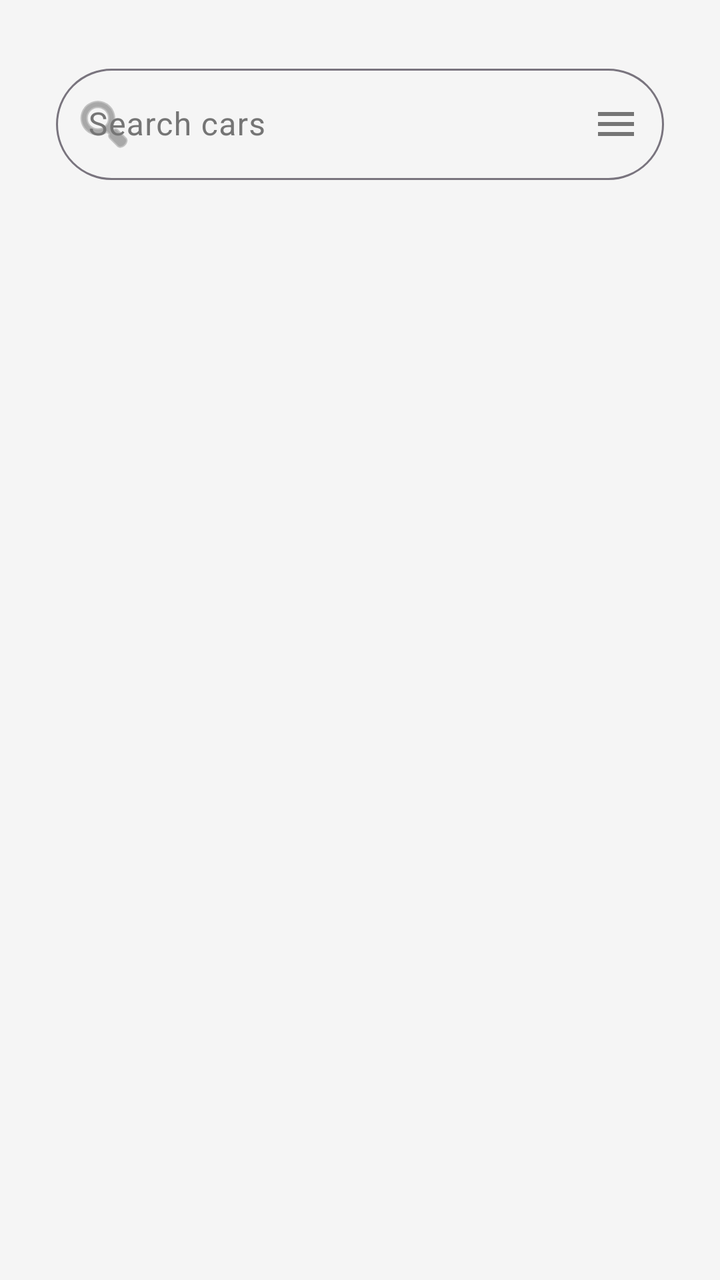
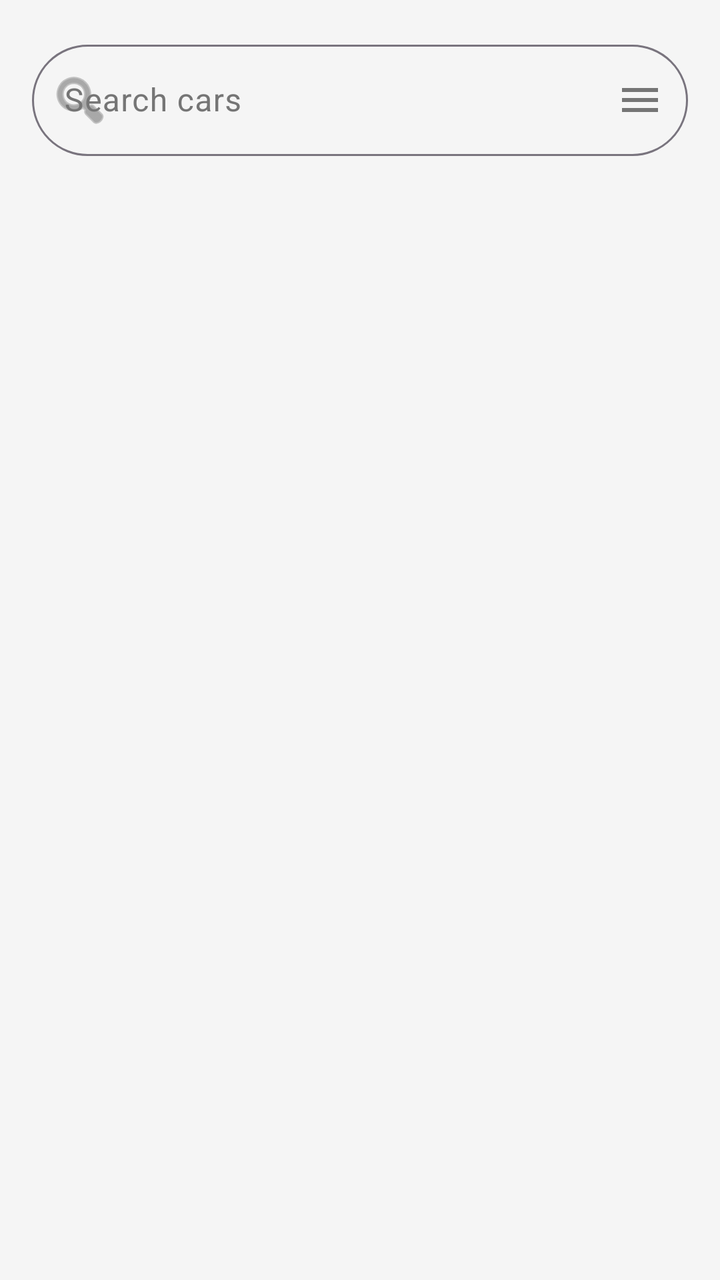

The first picture is an Android layout as it rendered before a commit; the second is the same layout after the commit. The layout source and the unified diff follow.
<!-- AndroidManifest.xml: application theme Theme.SkyCapitalCarRentalApplication -->
<!-- res/layout/fragment_home.xml -->
<?xml version="1.0" encoding="utf-8"?>
<LinearLayout
    xmlns:android="http://schemas.android.com/apk/res/android"
    xmlns:app="http://schemas.android.com/apk/res-auto"
    xmlns:tools="http://schemas.android.com/tools"
    android:orientation="vertical"
    android:layout_width="match_parent"
    android:layout_height="match_parent"
    android:background="@color/light_grey"
    tools:context=".ui.HomeFragment">

    <com.google.android.material.textfield.TextInputLayout
        android:id="@+id/searchLayout"
        android:layout_width="match_parent"
        android:layout_height="wrap_content"
        style="@style/Widget.Material3.AutoCompleteTextView.OutlinedBox"
        android:layout_marginStart="12dp"
        android:layout_marginTop="12dp"
        android:layout_marginEnd="12dp"
        android:layout_marginBottom="4dp"
        android:hint="@string/hint_search_cars"
        app:boxCornerRadiusBottomEnd="28dp"
        app:boxCornerRadiusBottomStart="28dp"
        app:boxCornerRadiusTopEnd="28dp"
        app:boxCornerRadiusTopStart="28dp"
        app:endIconContentDescription="Search"
        app:endIconDrawable="@drawable/baseline_menu_24"
        app:endIconMode="custom"
        app:startIconContentDescription="Sort and Filter Cars"
        app:startIconDrawable="@android:drawable/ic_menu_search">

        <com.google.android.material.textfield.TextInputEditText
            android:id="@+id/searchInput"
            android:layout_width="match_parent"
            android:layout_height="wrap_content"
            android:imeOptions="actionSearch"
            android:inputType="text"
            android:maxLines="1"
            android:lines="1"/>
    </com.google.android.material.textfield.TextInputLayout>

    <androidx.recyclerview.widget.RecyclerView
        android:id="@+id/carsRecyclerView"
        android:layout_width="match_parent"
        android:layout_height="0dp"
        android:layout_weight="1"
        android:paddingTop="16dp"
        android:paddingBottom="12dp"
        android:clipToPadding="false"
        android:contentDescription="@string/desc_cars_for_rent_list"/>
</LinearLayout>
<!-- resources referenced by this layout -->
<resources>
  <color name="light_grey">#F5F5F5</color>
  <!-- drawable baseline_menu_24 (drawable) -->
  <vector xmlns:android="http://schemas.android.com/apk/res/android" android:height="24dp" android:tint="#000000" android:viewportHeight="24" android:viewportWidth="24" android:width="24dp">
        
      <path android:fillColor="@android:color/white" android:pathData="M3,18h18v-2L3,16v2zM3,13h18v-2L3,11v2zM3,6v2h18L21,6L3,6z"/>
      
  </vector>
  <string name="desc_cars_for_rent_list">List of cards showing cars for rent</string>
  <string name="hint_search_cars">Search cars</string>
  <style name="Theme.SkyCapitalCarRentalApplication" parent="Base.Theme.SkyCapitalCarRentalApplication" />
  <style name="Base.Theme.SkyCapitalCarRentalApplication" parent="Theme.Material3.Light.NoActionBar">
  
          
          <item name="colorPrimary">@color/md_primary</item>
          <item name="colorOnPrimary">@color/md_on_primary</item>
          <item name="colorPrimaryContainer">@color/md_primary_container</item>
          <item name="colorOnPrimaryContainer">@color/md_on_primary_container</item>
  
          
          <item name="colorSecondaryContainer">@color/md_secondary_container</item>
          <item name="colorOnSecondaryContainer">@color/md_on_secondary_container</item>
  
          
          <item name="colorSurface">@color/md_surface</item>
          <item name="colorOnSurface">@color/text_primary</item>
          <item name="colorOnSurfaceVariant">@color/text_secondary</item>
  
          
          <item name="colorError">@color/md_error</item>
  
          
          <item name="bottomSheetDialogTheme">@style/CustomBottomSheetDialogTheme</item>
  
          
          <item name="android:statusBarColor">@color/md_surface</item>
          <item name="android:windowLightStatusBar">true</item>
      </style>
  <color name="md_primary">#6750A4</color>
  <color name="md_on_primary">#FFFFFF</color>
  <color name="md_primary_container">#EADDFF</color>
  <color name="md_on_primary_container">#21005D</color>
  <color name="md_secondary_container">#E8DEF8</color>
  <color name="md_on_secondary_container">#1D192B</color>
  <color name="md_surface">#FEF7FF</color>
  <color name="text_primary">#212121</color>
  <color name="text_secondary">#757575</color>
  <color name="md_error">#B3261E</color>
  <style name="CustomBottomSheetDialogTheme" parent="Theme.Design.Light.BottomSheetDialog">
          <item name="bottomSheetStyle">@style/CustomBottomSheetStyle</item>
          <item name="android:windowBackground">@android:color/transparent</item>
          
          <item name="android:backgroundDimEnabled">true</item>
          <item name="android:backgroundDimAmount">0.5</item>
      </style>
  <style name="CustomBottomSheetStyle" parent="Widget.Material3.BottomSheet.Modal">
          <item name="android:background">@drawable/rounded_top_sheet</item>
          <item name="backgroundTint">@null</item>
          <item name="shouldRemoveExpandedCorners">false</item>
      </style>
  <!-- drawable rounded_top_sheet (drawable) -->
  <?xml version="1.0" encoding="utf-8"?>
  <shape xmlns:android="http://schemas.android.com/apk/res/android"
      android:shape="rectangle">
      <solid android:color="@color/white" />
      <corners
          android:topLeftRadius="24dp"
          android:topRightRadius="24dp"/>
  </shape>
  <color name="white">#FFFFFFFF</color>
</resources>

<!-- the commit's change to res/layout/fragment_home.xml (unified diff, before → after) -->
@@ -14,10 +14,6 @@
         android:layout_width="match_parent"
         android:layout_height="wrap_content"
         style="@style/Widget.Material3.AutoCompleteTextView.OutlinedBox"
-        android:layout_marginStart="12dp"
-        android:layout_marginTop="12dp"
-        android:layout_marginEnd="12dp"
-        android:layout_marginBottom="4dp"
         android:hint="@string/hint_search_cars"
         app:boxCornerRadiusBottomEnd="28dp"
         app:boxCornerRadiusBottomStart="28dp"
@@ -44,7 +40,7 @@
         android:layout_width="match_parent"
         android:layout_height="0dp"
         android:layout_weight="1"
-        android:paddingTop="16dp"
+        android:paddingTop="2dp"
         android:paddingBottom="12dp"
         android:clipToPadding="false"
         android:contentDescription="@string/desc_cars_for_rent_list"/>
